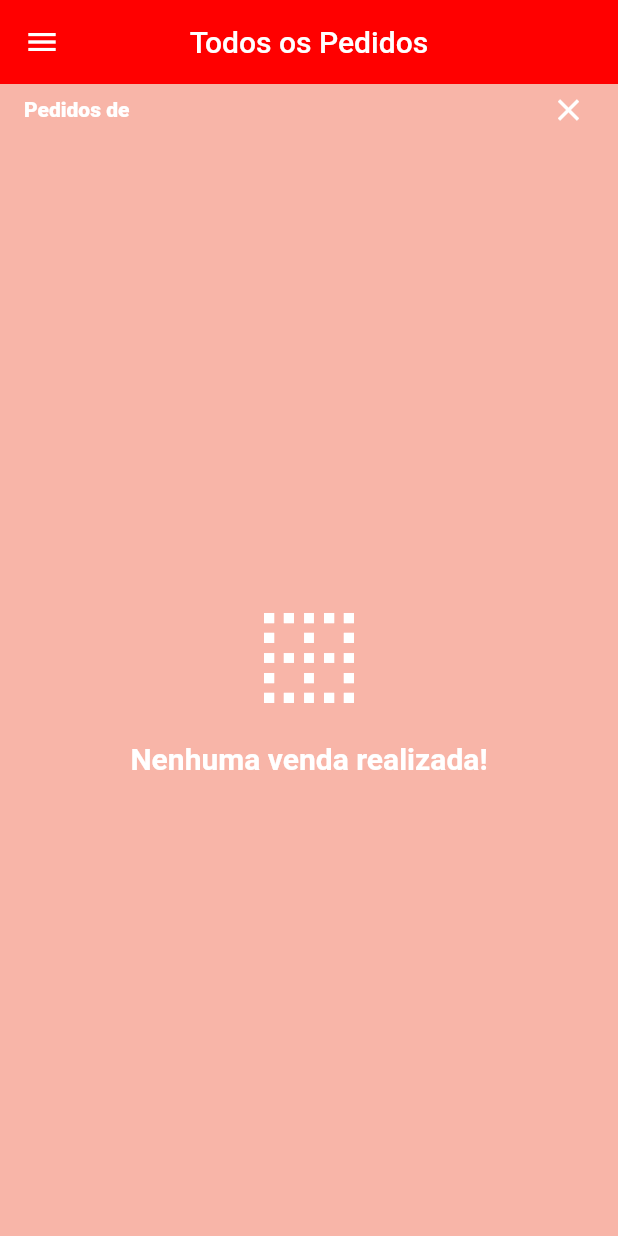
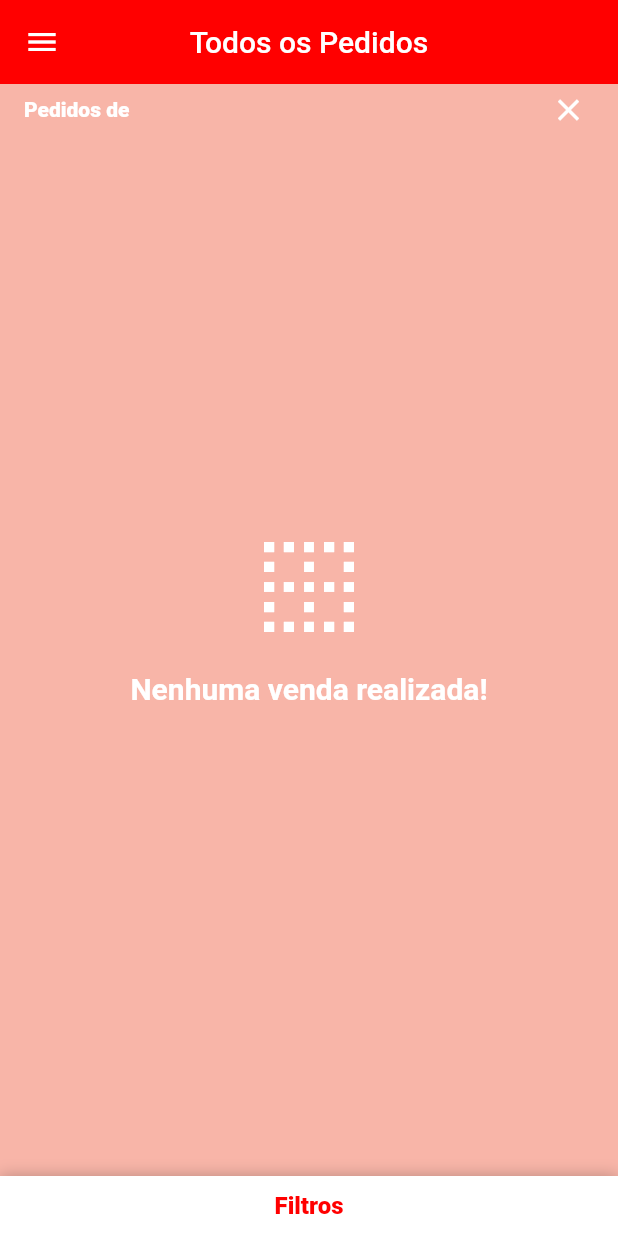
Before and after one commit to Elfame/lojaApp, a Flutter app: the AdminOrdersScreen screen opened directly, on a phone screen of 412 x 824 dp. Run offline on Flutter 3.47's test engine with Material 2 defaults, Android fonts, the phone set to English and light mode, and no system bars; drawn by our look-alikes of sliding_up_panel; our stand-ins replace brasil_fields, carousel_pro, cloud_firestore, dio, firebase_auth, firebase_storage and 4 more; missing offline and left inert: alphabet_list_scroll_view; accounts and stored records are empty.

Commit message:
filtrando os pedidos por Status

```diff
--- a/lib/models/admin_orders_manager.dart
+++ b/lib/models/admin_orders_manager.dart
@@ -6,9 +6,12 @@ import 'package:lojavirtual/models/user.dart';
 
 class AdminOrdersManager extends ChangeNotifier {
 
-  List<Order> _orders = [];
+  final List<Order> _orders = [];
 
   User userFilter;
+  List<Status> statusFilter = [Status.preparing];
+
+
 
   final Firestore firestore = Firestore.instance;
 
@@ -30,7 +33,9 @@ class AdminOrdersManager extends ChangeNotifier {
       output = output.where((o) => o.userId == userFilter.id).toList();
     }
 
-    return output;
+    return output = output.where((o) => statusFilter.contains(o.status) ).toList();
+
+
   }
 
   void _listenToOrders(){
@@ -66,6 +71,16 @@ class AdminOrdersManager extends ChangeNotifier {
     notifyListeners();
   }
 
+  void setStatusFilter({Status status, bool enabled}){
+    if(enabled){
+      statusFilter.add(status);
+    }else{
+      statusFilter.remove(status);
+    }
+    notifyListeners();
+
+  }
+
   @override
   void dispose() {
     super.dispose();
--- a/lib/screen/admin_orders/admin_orders_screen.dart
+++ b/lib/screen/admin_orders/admin_orders_screen.dart
@@ -4,11 +4,17 @@ import 'package:lojavirtual/common/custom_icon_button.dart';
 import 'package:lojavirtual/common/empty_card.dart';
 import 'package:lojavirtual/common/order/order_tile.dart';
 import 'package:lojavirtual/models/admin_orders_manager.dart';
+import 'package:lojavirtual/models/order.dart';
 import 'package:provider/provider.dart';
+import 'package:sliding_up_panel/sliding_up_panel.dart';
 
 class AdminOrdersScreen extends StatelessWidget {
+  final PanelController panelController = PanelController();
+
   @override
   Widget build(BuildContext context) {
+
+
     return Scaffold(
       drawer: CustomDrawer(),
       appBar: AppBar(
@@ -21,7 +27,11 @@ class AdminOrdersScreen extends StatelessWidget {
 
           final filteredOrders = ordersManager.filteredOrders;
 
-          return Column(
+          return SlidingUpPanel(
+            controller: panelController,
+
+
+            body: Column(
                 children: <Widget>[
                   if(ordersManager.userFilter != null)
                     Padding(
@@ -65,9 +75,65 @@ class AdminOrdersScreen extends StatelessWidget {
                             );
                           }
                       ),
-          )
+                    ),
+                  const SizedBox(height: 150,),
                 ]
+            ) ,
+            minHeight: 40,
+            maxHeight: 240,
+            panel: Column(
+
+
+              children: [
+                GestureDetector(
+                  onTap: (){
+                    if(panelController.isPanelClosed){
+                      panelController.open();
+                    }else{
+                      panelController.close();
+                    }
+                  },
+                  child:  Container(
+                    height: 40,
+                    color: Colors.white,
+                    alignment: Alignment.center,
+                    child: Text(
+
+                      'Filtros',
+                      style: TextStyle(
+                        color: Theme.of(context).primaryColor,
+                        fontWeight: FontWeight.w800,
+                        fontSize: 16,
+                      ),
+                    ),
+                  ),
+                ),
+                Expanded(
+                  child: Column(
+                    mainAxisAlignment: MainAxisAlignment.spaceBetween,
+                    children: Status.values.map((s){
+                      return CheckboxListTile(
+                        title: Text(Order.getStatusText(s)),
+                        dense: true,
+                        value: ordersManager.statusFilter.contains(s),
+                        onChanged: (v){
+                          ordersManager.setStatusFilter(
+                            status: s,
+                            enabled: v
+
                           );
+
+                        },
+                      );
+                    }).toList(),
+                  ),
+                ),
+
+              ],
+            ),
+
+          );
+
         },
       ),
     );
```
Also changed, not shown: pubspec.yaml (+5 -4 lines), pubspec.lock. Lines whose indentation alone changed are shown as unchanged.
